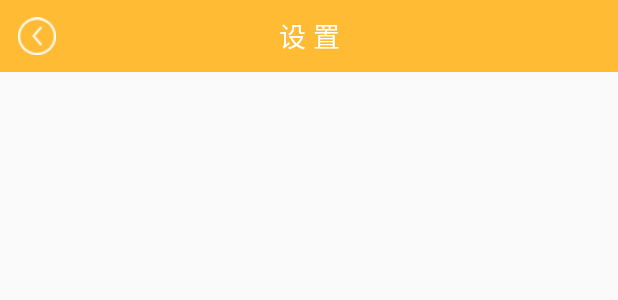
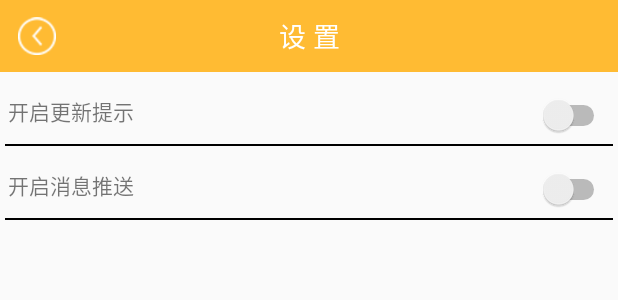
Before and after one commit to lt1023/SafeHelper, an Android app: the layout activity_setting.xml on its own in the app's theme, with its tools: preview values and no code run, on a phone screen of 412 x 824 dp. Shown: the top 300 px of the screen. Run offline under Robolectric (Android 15) with nearby library versions, the light colour scheme and no system bars.

Commit message:
设置界面

```diff
--- a/app/src/main/AndroidManifest.xml
+++ b/app/src/main/AndroidManifest.xml
@@ -23,7 +23,7 @@
             </intent-filter>
         </activity>
         <activity android:name=".activity.MainActivity" android:launchMode="singleTask"/>
-        <activity android:name=".activity.SettinActivity"/>
+        <activity android:name=".activity.SettingActivity"/>
     </application>
 
 </manifest>
--- a/app/src/main/res/layout/activity_setting.xml
+++ b/app/src/main/res/layout/activity_setting.xml
@@ -6,5 +6,38 @@
     <include layout="@layout/relativelayout_item_title"
         android:layout_height="48dp"
         android:layout_width="match_parent"/>
+    <RelativeLayout
+        android:padding="5dp"
+        android:layout_marginTop="10dp"
+        android:gravity="center_vertical"
+        android:layout_width="match_parent"
+        android:layout_height="wrap_content">
+        <TextView
+            android:text="@string/text_setting_update"
+            android:layout_width="wrap_content"
+            android:layout_height="wrap_content"/>
+        <Switch
+            android:id="@+id/switch_update"
+            android:layout_alignParentEnd="true"
+            android:layout_width="wrap_content"
+            android:layout_height="wrap_content"/>
+    </RelativeLayout>
+    <include layout="@layout/layout_buttom_line"/>
 
+    <RelativeLayout
+        android:padding="5dp"
+        android:layout_marginTop="10dp"
+        android:gravity="center_vertical"
+        android:layout_width="match_parent"
+        android:layout_height="wrap_content">
+        <TextView
+            android:text="@string/text_setting_message"
+            android:layout_width="wrap_content"
+            android:layout_height="wrap_content"/>
+        <Switch
+            android:layout_alignParentEnd="true"
+            android:layout_width="wrap_content"
+            android:layout_height="wrap_content"/>
+    </RelativeLayout>
+    <include layout="@layout/layout_buttom_line"/>
 </LinearLayout>
--- /dev/null
+++ b/app/src/main/res/layout/layout_buttom_line.xml
@@ -0,0 +1,12 @@
+<?xml version="1.0" encoding="utf-8"?>
+<LinearLayout xmlns:android="http://schemas.android.com/apk/res/android"
+              android:layout_width="match_parent"
+              android:layout_height="wrap_content">
+    <View
+        android:layout_marginStart="3dp"
+        android:layout_marginEnd="3dp"
+        android:layout_gravity="center"
+        android:background="@android:color/black"
+        android:layout_width="match_parent"
+        android:layout_height="1dp"/>
+</LinearLayout>
--- a/app/src/main/res/values/strings.xml
+++ b/app/src/main/res/values/strings.xml
@@ -3,5 +3,7 @@
     <string name="text_author">developer：林涛</string>
     <string name="app_title">安全中心</string>
     <string name="activity_setting_text">设 置</string>
+    <string name="text_setting_update">开启更新提示</string>
+    <string name="text_setting_message">开启消息推送</string>
 
 </resources>
```
Also changed, not shown: app/src/main/java/com/safehelper/activity/MainActivity.java (+9 -4 lines), app/src/main/java/com/safehelper/activity/SettinActivity.java (deleted, +0 -28 lines), app/src/main/java/com/safehelper/activity/SettingActivity.java (added, +66 -0 lines).
